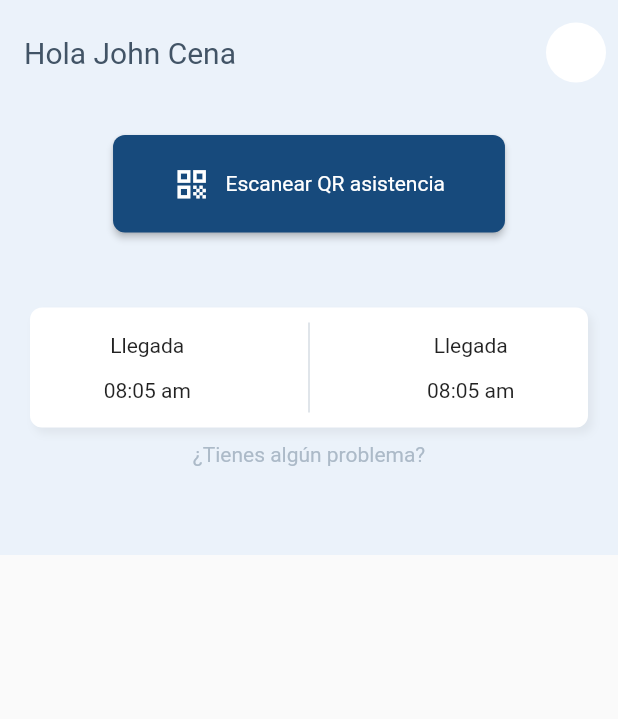
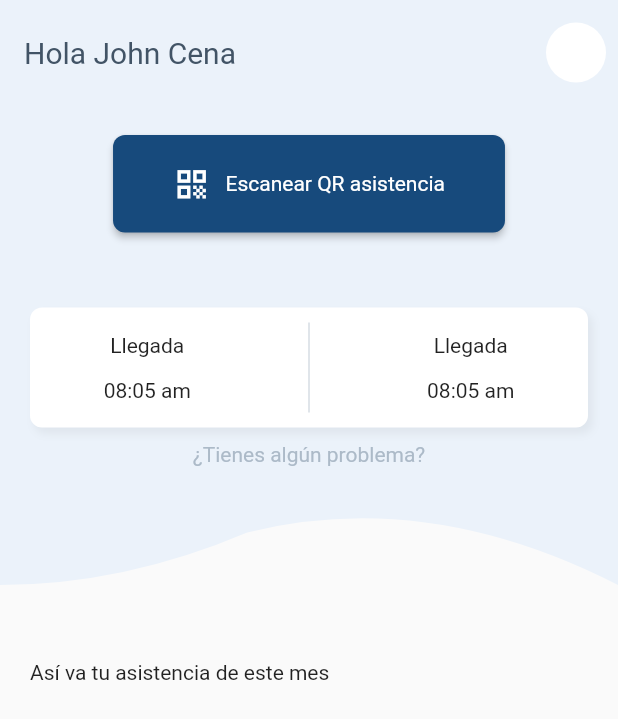
Before and after one commit to matiasbarram/checkapp, a Flutter app: the screen it shows after launch, on a phone screen of 412 x 824 dp. Shown: the top 719 px of the screen. Run offline on Flutter 3.47's test engine with Material 2 defaults, Android fonts, the light colour scheme and no system bars.

Commit message:
container wave

```diff
--- a/frontend/lib/screens/home_screen.dart
+++ b/frontend/lib/screens/home_screen.dart
@@ -21,8 +21,10 @@ class HomeScreen extends StatelessWidget {
       ),
       body: Column(
         children: [
-          Container(
-            height: 300,
+          ClipPath(
+            clipper: ClippingClass(),
+            child: Container(
+              height: 320,
               color: AppTheme.checkappPrim,
               width: double.infinity,
               child: Container(
@@ -90,9 +92,52 @@ class HomeScreen extends StatelessWidget {
                   ],
                 ),
               ),
+            ),
+          ),
+          Container(
+            padding: const EdgeInsets.symmetric(vertical: 50, horizontal: 20),
+            width: double.infinity,
+            alignment: Alignment.topLeft,
+            child: Column(
+              children: const [Text('Así va tu asistencia de este mes')],
+            ),
           )
         ],
       ),
     );
   }
 }
+
+class ClippingClass extends CustomClipper<Path> {
+  @override
+  Path getClip(Size size) {
+    var path = Path();
+    path.lineTo(
+        0, size.height); //start path with this if you are making at bottom
+
+    var firstStart = Offset(size.width / 5, size.height);
+    //fist point of quadratic bezier curve
+    var firstEnd = Offset(size.width / 2.5, size.height - 35.0);
+    //second point of quadratic bezier curve
+    path.quadraticBezierTo(
+        firstStart.dx, firstStart.dy, firstEnd.dx, firstEnd.dy);
+
+    var secondStart =
+        Offset(size.width - (size.width / 3.24), size.height - 65);
+    //third point of quadratic bezier curve
+    var secondEnd = Offset(size.width, size.height);
+    //fourth point of quadratic bezier curve
+    path.quadraticBezierTo(
+        secondStart.dx, secondStart.dy, secondEnd.dx, secondEnd.dy);
+
+    path.lineTo(
+        size.width, 0); //end with this path if you are making wave at bottom
+    path.close();
+    return path;
+  }
+
+  @override
+  bool shouldReclip(covariant CustomClipper<Path> oldClipper) {
+    return false;
+  }
+}
```
Lines whose indentation alone changed are shown as unchanged.
